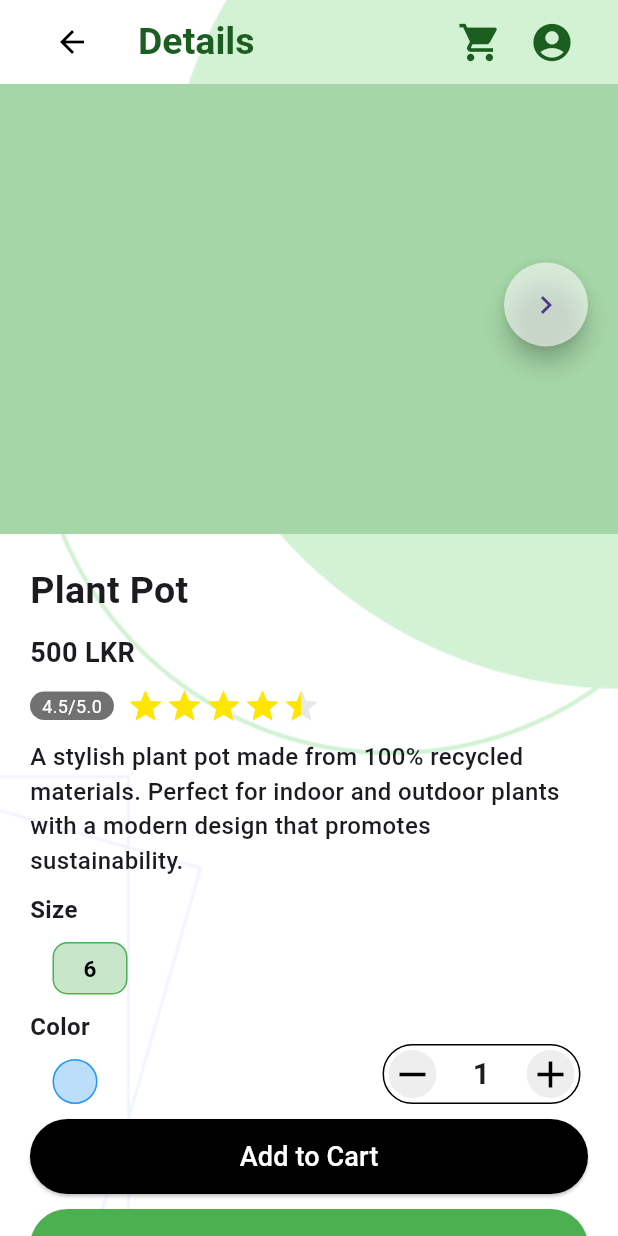
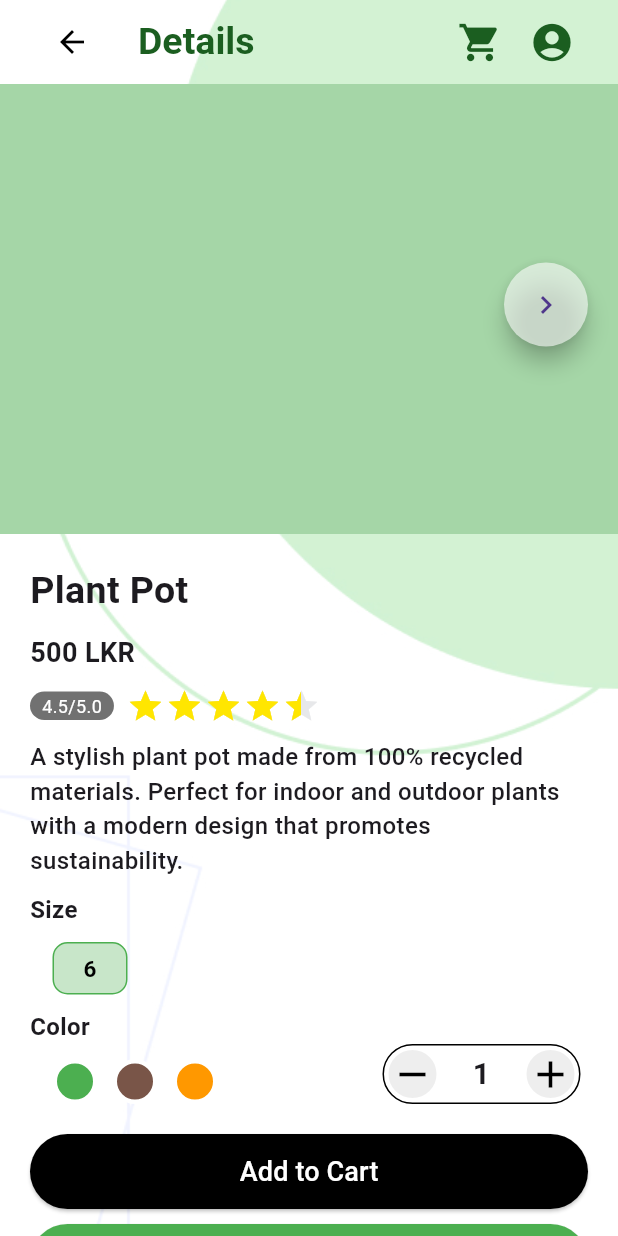
Before and after one commit to thathsaraDinu/wastewise-waste-management-android-app-flutter, a Flutter app: the screen it shows after launch, after a tap on "Plant Pot", on a phone screen of 412 x 824 dp. Run offline on Flutter 3.47's test engine with Material 3 defaults, Android fonts, the phone set to English and light mode, and no system bars; drawn by our look-alikes of flutter_rating_stars.

Commit message:
new changes

```diff
--- a/lib/views/product_details_view.dart
+++ b/lib/views/product_details_view.dart
@@ -10,11 +10,13 @@ class ProductDetails extends StatefulWidget {
 
 class _ProductDetailsState extends State<ProductDetails> {
   int itemAmount = 1;
-
+  Color? selectedColor;
   @override
   Widget build(BuildContext context) {
     final Map<String, dynamic> item =
         ModalRoute.of(context)!.settings.arguments as Map<String, dynamic>;
+
+    final List<Color> colors = List<Color>.from(item['colors']);
 
     return Container(
       padding: const EdgeInsets.symmetric(vertical: 10.0, horizontal: 20.0),
@@ -62,14 +64,14 @@ class _ProductDetailsState extends State<ProductDetails> {
             height: 10.0,
           ),
           sizeselectarea(),
-          colorselectarea(), //color select
+          colorselectarea(colors), //color select
           buybuttons(),
         ],
       ),
     );
   }
 
-  Column colorselectarea() {
+  Column colorselectarea(List<Color> colors) {
     return Column(
       children: [
         Row(
@@ -89,20 +91,30 @@ class _ProductDetailsState extends State<ProductDetails> {
                 Container(
                   padding: const EdgeInsets.symmetric(horizontal: 10),
                   child: Row(
-                    children: [
-                      Container(
-                        height: 30,
-                        width: 30,
-                        margin: const EdgeInsets.symmetric(horizontal: 5),
-                        decoration: BoxDecoration(
-                            color: Colors.blue[100],
+                    children: colors.map((color) {
+                      return GestureDetector(
+                        onTap: () {
+                          setState(() {
+                            selectedColor = color;
+                          });
+                        },
+                        child: Container(
+                          height: 30,
+                          width: 30,
+                          margin: const EdgeInsets.symmetric(horizontal: 5),
+                          decoration: BoxDecoration(
+                            color: color,
                             border: Border.all(
-                              color: Colors.blue,
-                              width: 1,
+                              color: color == selectedColor
+                                  ? lightenColor(color)
+                                  : Colors.white,
+                              width: 3,
                             ),
-                            borderRadius: BorderRadius.circular(20)),
-                      ),
-                    ],
+                            borderRadius: BorderRadius.circular(20),
+                          ),
+                        ),
+                      );
+                    }).toList(),
                   ),
                 ),
               ],
@@ -111,10 +123,18 @@ class _ProductDetailsState extends State<ProductDetails> {
           ],
         ),
         const SizedBox(
-          height: 10.0,
+          height: 20.0,
         ),
       ],
     );
+  }
+
+  Color lightenColor(Color color, [double amount = 0.3]) {
+    assert(amount >= 0 && amount <= 1, 'Amount should be between 0 and 1');
+    int r = (color.red + (255 - color.red) * amount).toInt();
+    int g = (color.green + (255 - color.green) * amount).toInt();
+    int b = (color.blue + (255 - color.blue) * amount).toInt();
+    return Color.fromARGB(color.alpha, r, g, b);
   }
 
   Column sizeselectarea() {
```
Also changed, not shown: lib/models/dummy_data_products.dart (+20 -12 lines).
